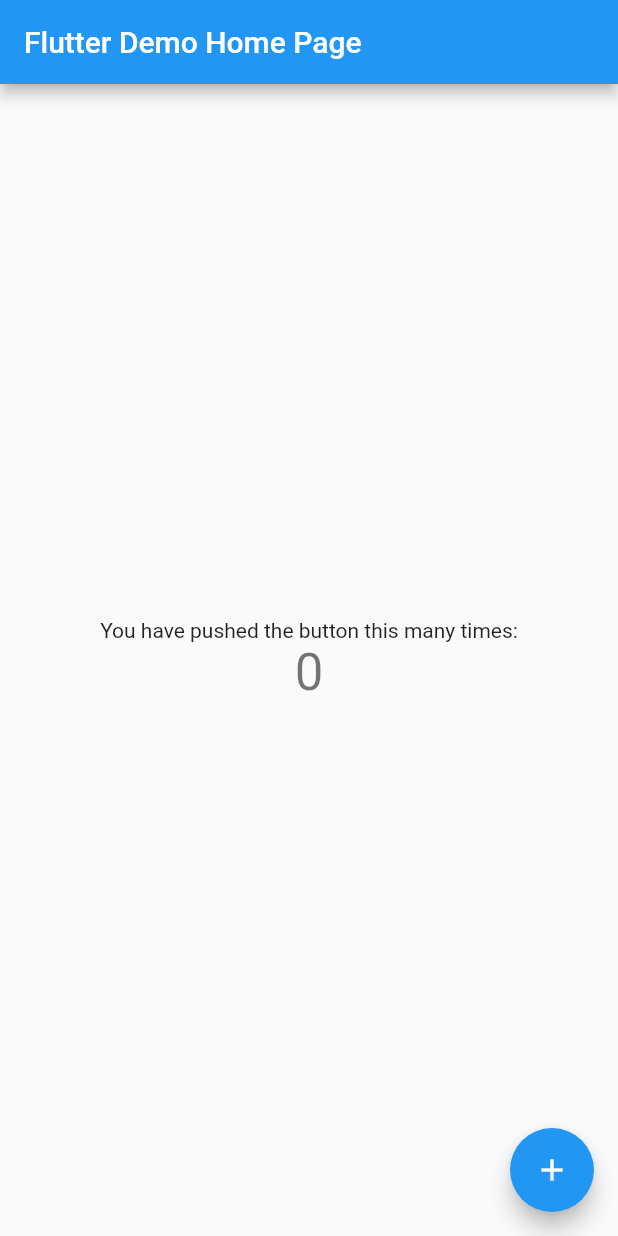
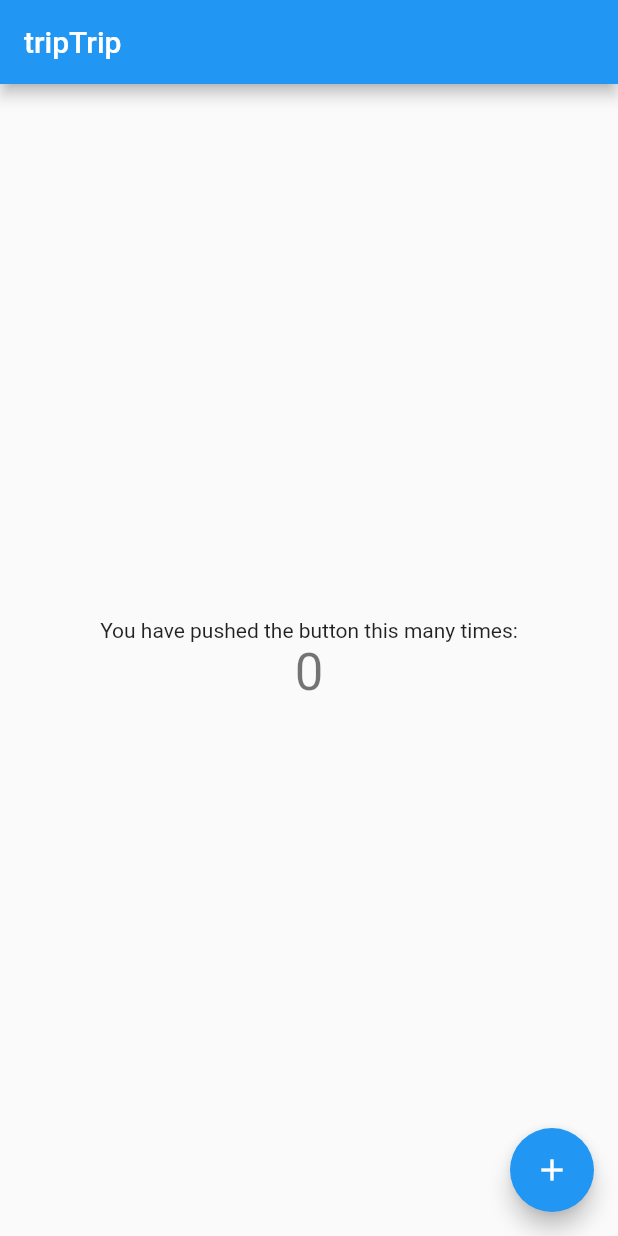
Before and after one commit to HyeunKim/tripTrip, a Flutter app: the screen it shows after launch, on a phone screen of 412 x 824 dp. Run offline on Flutter 3.47's test engine with Material 2 defaults, Android fonts, the phone set to English and light mode, and no system bars.

Commit message:
push practice

```diff
--- a/lib/main.dart
+++ b/lib/main.dart
@@ -24,7 +24,7 @@ class MyApp extends StatelessWidget {
         // is not restarted.
         primarySwatch: Colors.blue,
       ),
-      home: const MyHomePage(title: 'Flutter Demo Home Page'),
+      home: const MyHomePage(title: 'tripTrip'),
     );
   }
 }
```
